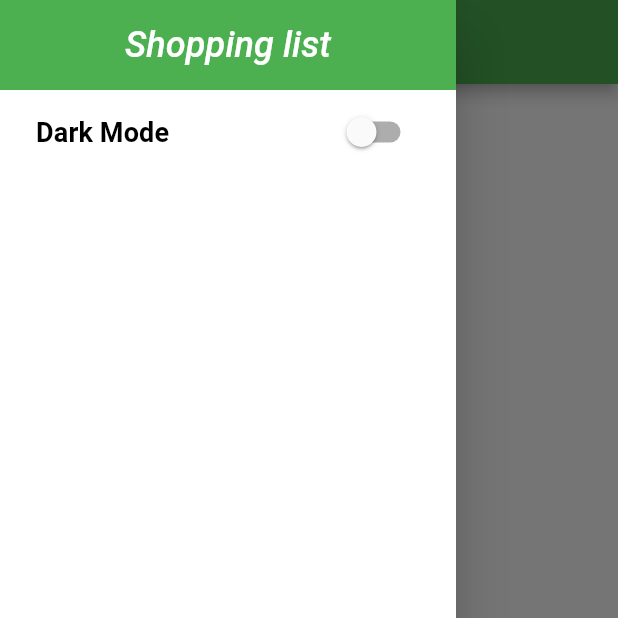
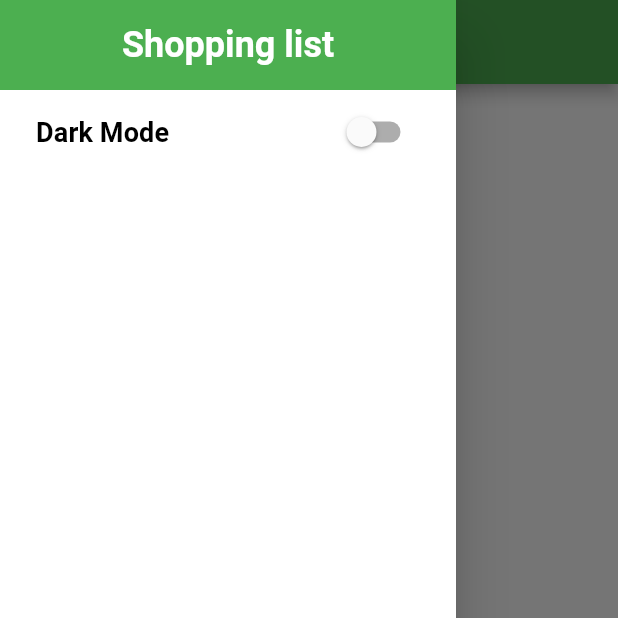
Before and after one commit to t-girniak/Flutter-Shopping-List-BLoC-Freezed-, a Flutter app: the screen it shows after launch, with the side drawer open, on a phone screen of 412 x 824 dp, the top half of it. Run offline on Flutter 3.47's test engine with Material 2 defaults, Android fonts, the phone set to English and light mode, and no system bars; our stand-ins replace bloc, dynamic_theme, flutter_bloc, freezed_annotation; generated files the repository leaves out were written again.

Commit message:
App themes: TextStyle modified

```diff
--- a/lib/themes/constants/themes.dart
+++ b/lib/themes/constants/themes.dart
@@ -28,7 +28,7 @@ class AppThemes {
       ),
       headline6: TextStyle(
           fontSize: 24.0,
-          fontStyle: FontStyle.italic,
+          fontWeight: FontWeight.bold,
           color: AppColors.mustard),
       bodyText2: TextStyle(
         fontSize: 14.0,
@@ -62,7 +62,7 @@ class AppThemes {
       ),
       headline6: TextStyle(
         fontSize: 24.0,
-        fontStyle: FontStyle.italic,
+        fontWeight: FontWeight.bold,
         color: AppColors.black,
       ),
       bodyText2: TextStyle(
```
